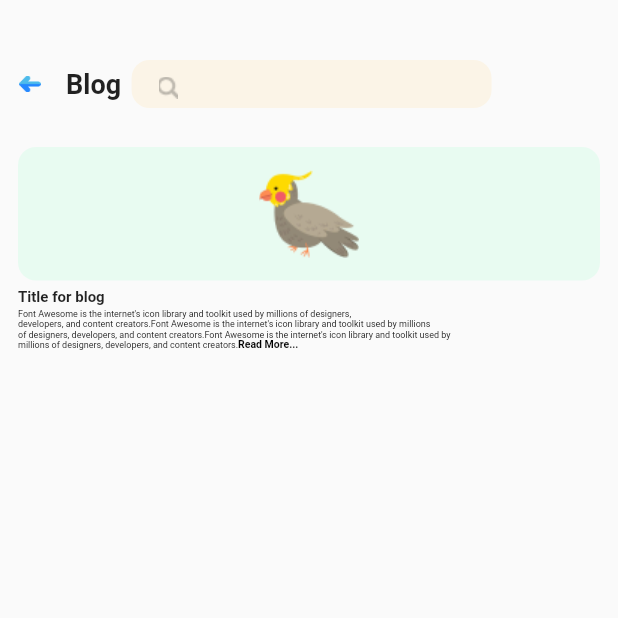
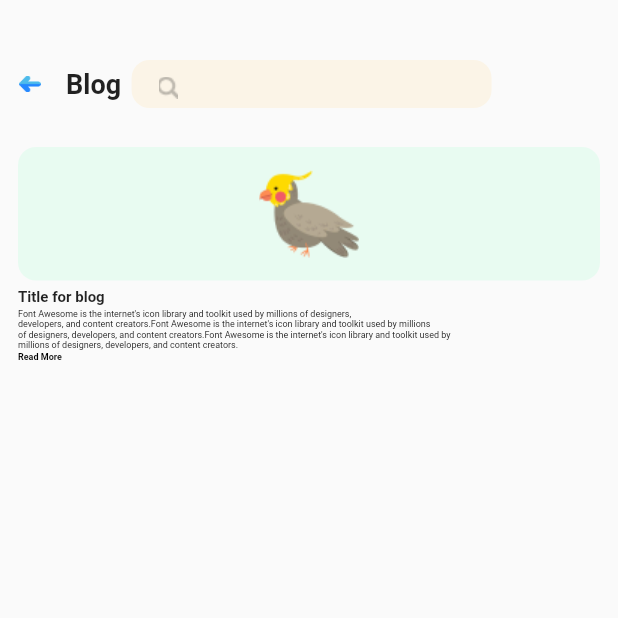
Before and after one commit to IshrakKhalil/Adopt-Box, a Flutter app: the screen it shows after launch, on a phone screen of 412 x 824 dp, the top half of it. Run offline on Flutter 3.47's test engine with Material 2 defaults, Android fonts, the phone set to English and light mode, and no system bars; our stand-ins replace flutter_svg.

Commit message:
Box Style

```diff
--- a/lib/blog_screen.dart
+++ b/lib/blog_screen.dart
@@ -98,9 +98,10 @@ class Blog_Box extends StatelessWidget {
             SizedBox(
               height: 1,
             ),
-            RichText(
-              text: TextSpan(
-                text:
+            Column(
+              crossAxisAlignment: CrossAxisAlignment.start,
+              children: [
+                Text(
                   '''Font Awesome is the internet's icon library and toolkit used by millions of designers,
 developers, and content creators.Font Awesome is the internet's icon library and toolkit used by millions
 of designers, developers, and content creators.Font Awesome is the internet's icon library and toolkit used by
@@ -110,17 +111,19 @@ millions of designers, developers, and content creators.''',
                     fontSize: 6,
                     fontWeight: FontWeight.w400,
                   ),
-                children: const <TextSpan>[
-                  TextSpan(
-                    text: 'Read More...',
+                ),
+                SizedBox(
+                  height: 1,
+                ),
+                Text(
+                  "Read More",
                   style: TextStyle(
                     color: Colors.black,
-                      fontWeight: FontWeight.bold,
-                      fontSize: 7,
+                    fontSize: 6,
+                    fontWeight: FontWeight.w700,
                   ),
                 ),
               ],
-              ),
             ),
           ],
         ),
```
Lines whose indentation alone changed are shown as unchanged.
